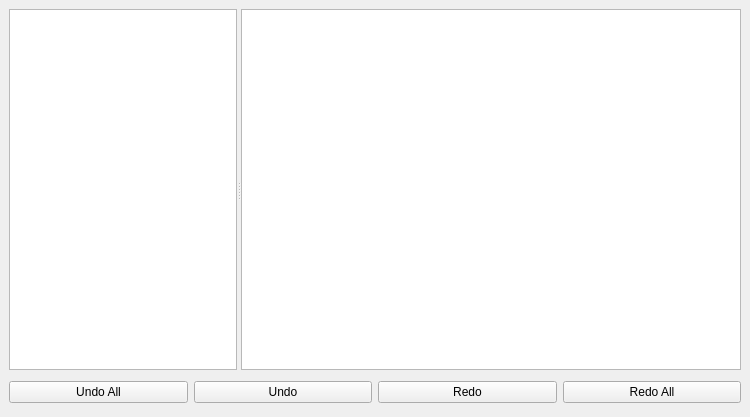
First picture: the form in src/Interface/Application/ProvenanceWindow.ui, repository SCIInstitute/SCIRun, before the edit.
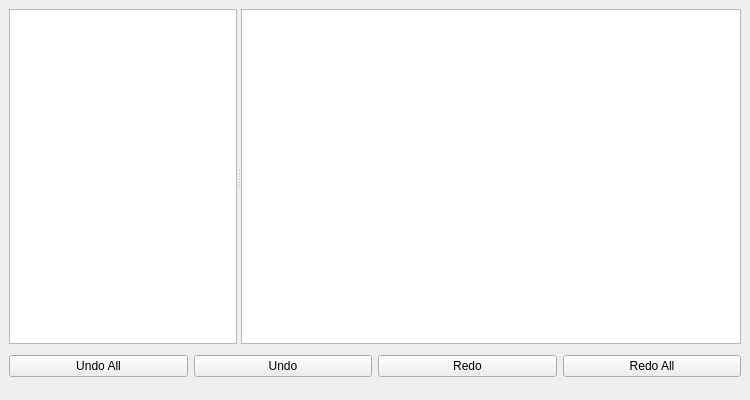
Second picture: the form after the edit.

```diff
--- a/src/Interface/Application/ProvenanceWindow.ui
+++ b/src/Interface/Application/ProvenanceWindow.ui
@@ -7,7 +7,7 @@
     <x>0</x>
     <y>0</y>
     <width>750</width>
-    <height>417</height>
+    <height>400</height>
    </rect>
   </property>
   <property name="minimumSize">
@@ -121,6 +121,22 @@
       </item>
      </layout>
     </item>
+    <item row="2" column="0">
+     <spacer name="verticalSpacer">
+      <property name="orientation">
+       <enum>Qt::Vertical</enum>
+      </property>
+      <property name="sizeType">
+       <enum>QSizePolicy::Fixed</enum>
+      </property>
+      <property name="sizeHint" stdset="0">
+       <size>
+        <width>20</width>
+        <height>9</height>
+       </size>
+      </property>
+     </spacer>
+    </item>
    </layout>
   </widget>
  </widget>
```
